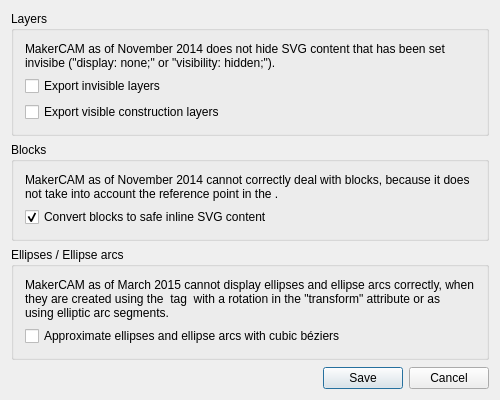
Qt form librecad/src/ui/forms/qg_dlgoptionsmakercam.ui (LibreCAD/LibreCAD) before a commit.
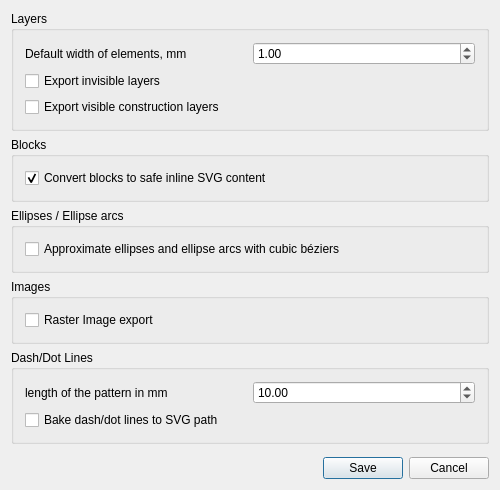
The same form after that commit.

Commit message: SVG export changes/updates  - renamed to Export as CAM/plain SVG;  - MakerCAM option description, which originally was implemented as QLabel, replaced with ToolTips - to make it more similar to other UI/save space in dialog;  - all options by default is the same, as was before;  - added option to set line width (it was hardcoded to 1mm, so default value is the same)  - added export of image and corresponding option to dialog (absolute path used)  - added baking of lines of all supported types (dot, dash, dashdot, etc) to used it in CAM's

Patch:
```diff
--- a/librecad/src/ui/forms/qg_dlgoptionsmakercam.ui
+++ b/librecad/src/ui/forms/qg_dlgoptionsmakercam.ui
@@ -27,13 +27,13 @@
     <x>0</x>
     <y>0</y>
     <width>500</width>
-    <height>400</height>
+    <height>490</height>
    </rect>
   </property>
   <property name="minimumSize">
    <size>
     <width>500</width>
-    <height>400</height>
+    <height>490</height>
    </size>
   </property>
   <property name="windowTitle">
@@ -44,7 +44,7 @@
     <number>11</number>
    </property>
    <item alignment="Qt::AlignTop">
-    <widget class="QGroupBox">
+    <widget class="QGroupBox" name="gbLayers">
      <property name="title">
       <string>Layers</string>
      </property>
@@ -52,20 +52,25 @@
       <item>
        <layout class="QVBoxLayout">
         <item>
-         <widget class="QLabel" name="labelLayers">
-          <property name="sizePolicy">
-           <sizepolicy hsizetype="Expanding" vsizetype="Preferred">
-            <horstretch>0</horstretch>
-            <verstretch>0</verstretch>
-           </sizepolicy>
-          </property>
-          <property name="text">
-           <string>MakerCAM as of November 2014 does not hide SVG content that has been set invisibe (&quot;display: none;&quot; or &quot;visibility: hidden;&quot;).</string>
-          </property>
-          <property name="wordWrap">
-           <bool>true</bool>
-          </property>
-         </widget>
+         <layout class="QHBoxLayout" name="hLayoutDefaultElementWidth">
+          <item>
+           <widget class="QLabel" name="lbDefaultElementWidth">
+            <property name="text">
+             <string>Default width of elements, mm</string>
+            </property>
+           </widget>
+          </item>
+          <item>
+           <widget class="QDoubleSpinBox" name="dSpinBoxDefaultElementWidth">
+            <property name="singleStep">
+             <double>0.010000000000000</double>
+            </property>
+            <property name="value">
+             <double>1.000000000000000</double>
+            </property>
+           </widget>
+          </item>
+         </layout>
         </item>
         <item>
          <widget class="QCheckBox" name="checkInvisibleLayers">
@@ -87,29 +92,13 @@
     </widget>
    </item>
    <item alignment="Qt::AlignTop">
-    <widget class="QGroupBox">
+    <widget class="QGroupBox" name="gbBlocks">
      <property name="title">
       <string>Blocks</string>
      </property>
      <layout class="QHBoxLayout">
       <item>
        <layout class="QVBoxLayout">
-        <item>
-         <widget class="QLabel" name="labelBlocks">
-          <property name="sizePolicy">
-           <sizepolicy hsizetype="Expanding" vsizetype="Preferred">
-            <horstretch>0</horstretch>
-            <verstretch>0</verstretch>
-           </sizepolicy>
-          </property>
-          <property name="text">
-           <string>MakerCAM as of November 2014 cannot correctly deal with blocks, because it does not take into account the reference point in the &lt;use&gt;.</string>
-          </property>
-          <property name="wordWrap">
-           <bool>true</bool>
-          </property>
-         </widget>
-        </item>
         <item>
          <widget class="QCheckBox" name="checkBlocksInline">
           <property name="text">
@@ -126,29 +115,13 @@
     </widget>
    </item>
    <item alignment="Qt::AlignTop">
-    <widget class="QGroupBox">
+    <widget class="QGroupBox" name="gbEllipses">
      <property name="title">
       <string>Ellipses / Ellipse arcs</string>
      </property>
      <layout class="QHBoxLayout">
       <item>
        <layout class="QVBoxLayout">
-        <item>
-         <widget class="QLabel" name="labelElipses">
-          <property name="sizePolicy">
-           <sizepolicy hsizetype="Expanding" vsizetype="Preferred">
-            <horstretch>0</horstretch>
-            <verstretch>0</verstretch>
-           </sizepolicy>
-          </property>
-          <property name="text">
-           <string>MakerCAM as of March 2015 cannot display ellipses and ellipse arcs correctly, when they are created using the &lt;ellipse&gt; tag  with a rotation in the &quot;transform&quot; attribute or as &lt;path&gt; using elliptic arc segments.</string>
-          </property>
-          <property name="wordWrap">
-           <bool>true</bool>
-          </property>
-         </widget>
-        </item>
         <item>
          <widget class="QCheckBox" name="checkEllipsesToBeziers">
           <property name="text">
@@ -161,6 +134,70 @@
      </layout>
     </widget>
    </item>
+   <item alignment="Qt::AlignTop">
+    <widget class="QGroupBox" name="gbImages">
+     <property name="title">
+      <string>Images</string>
+     </property>
+     <layout class="QHBoxLayout">
+      <item>
+       <layout class="QVBoxLayout">
+        <item>
+         <widget class="QCheckBox" name="checkImages">
+          <property name="text">
+           <string>Raster Image export</string>
+          </property>
+         </widget>
+        </item>
+       </layout>
+      </item>
+     </layout>
+    </widget>
+   </item>
+   <item alignment="Qt::AlignTop">
+    <widget class="QGroupBox" name="gbDashLines">
+     <property name="title">
+      <string>Dash/Dot Lines</string>
+     </property>
+     <layout class="QHBoxLayout">
+      <item>
+       <layout class="QVBoxLayout">
+        <item>
+         <layout class="QHBoxLayout" name="hLayoutDashLinePatternLength">
+          <item>
+           <widget class="QLabel" name="lbDashLinePatternLength">
+            <property name="text">
+             <string>length of the pattern in mm</string>
+            </property>
+           </widget>
+          </item>
+          <item>
+           <widget class="QDoubleSpinBox" name="dSpinBoxDashLinePatternLength">
+            <property name="maximum">
+             <double>999.990000000000009</double>
+            </property>
+            <property name="singleStep">
+             <double>0.100000000000000</double>
+            </property>
+            <property name="value">
+             <double>10.000000000000000</double>
+            </property>
+           </widget>
+          </item>
+         </layout>
+        </item>
+        <item>
+         <widget class="QCheckBox" name="checkDashDotLines">
+          <property name="text">
+           <string>Bake dash/dot lines to SVG path</string>
+          </property>
+         </widget>
+        </item>
+       </layout>
+      </item>
+     </layout>
+    </widget>
+   </item>
    <item>
     <spacer>
      <property name="orientation">
```
Left out of the diff: 33 changed lines with no effect on the pictures. The commit also changes 6 other files.
